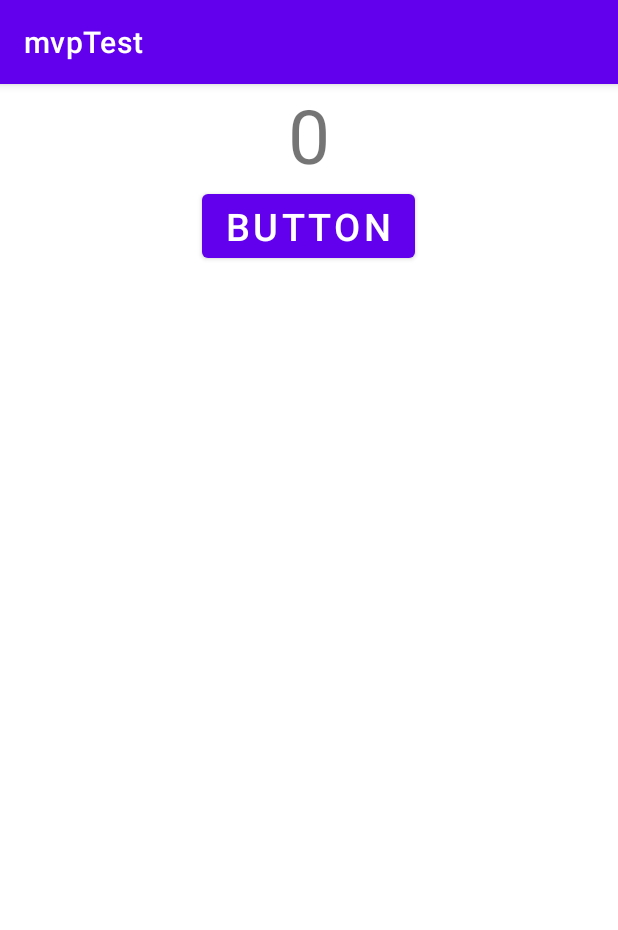
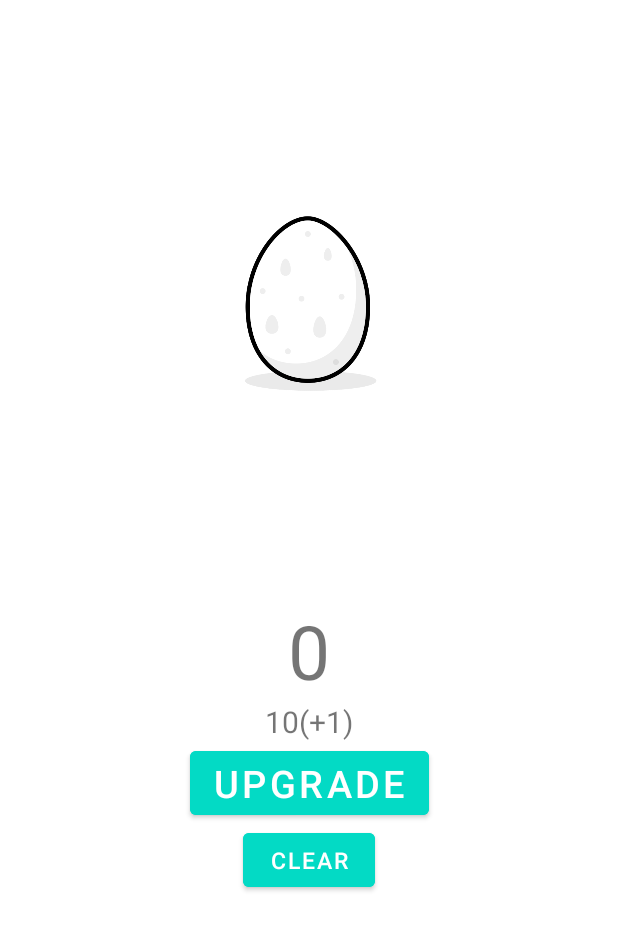
Before and after one commit to hereo0526/KMG_Clicker, an Android app: the screen it shows after launch (MainActivity), on a phone screen of 412 x 824 dp. Shown: the top 930 px of the screen. Run offline under Robolectric (Android 15) with nearby library versions, the phone set to English and light mode, and no system bars.

Commit message:
egg_first_finish

```diff
--- a/AndroidStudioProjects/app/src/main/java/com/example/newapp/view/MainActivity.java
+++ b/AndroidStudioProjects/app/src/main/java/com/example/newapp/view/MainActivity.java
@@ -1,6 +1,7 @@
 package com.example.newapp.view;
 
 import androidx.appcompat.app.AppCompatActivity;
+import androidx.constraintlayout.widget.ConstraintLayout;
 
 import android.os.Bundle;
 import android.view.View;
@@ -14,28 +15,86 @@ import com.example.newapp.R;
 import com.example.newapp.presenter.MainPresenter;
 
 public class MainActivity extends AppCompatActivity {
+
+    private ImageView image_click;
     private TextView score_text;
+    private TextView double_need;
+    private TextView click_add;
     private Button button_add;
+    private Button button_clear;
+
     MainPresenter presenter = new MainPresenter();
+    Animation animation;
 
     @Override
     protected void onCreate(Bundle savedInstanceState) {
         super.onCreate(savedInstanceState);
         setContentView(R.layout.activity_main);
 
+        image_click = findViewById(R.id.image_click);
         score_text = findViewById(R.id.score_text);
+        double_need = findViewById(R.id.double_need);
+        click_add = findViewById(R.id.click_add);
         button_add = findViewById(R.id.button_add);
+        button_clear = findViewById(R.id.button_clear);
 
+        animation = AnimationUtils.loadAnimation(this, R.anim.pop);
 
+        image_click.setOnClickListener(new View.OnClickListener() {
+            @Override
+            public void onClick(View view) {
+                presenter.addScore();
+                String str_change = Integer.toString(presenter.getScore());
+                setTextScore(str_change);
+                image_click.startAnimation(animation);
+            }
+        });
         button_add.setOnClickListener(new View.OnClickListener() {
             @Override
             public void onClick(View view) {
-                String newString = presenter.changeText();
-                showText(newString);
+                if(presenter.getScore() >= presenter.getDoubleNeed()) {
+                    presenter.setScore(presenter.getScore() - presenter.getDoubleNeed());
+                    presenter.addIncrease();
+                    presenter.addDoubleNeed();
+                    setTextAll();
+                    image_click.getLayoutParams().width += 20;
+                    if(image_click.getLayoutParams().width >= 400)
+                    {
+                        image_click.setImageResource(R.drawable.buhwa);
+                        image_click.getLayoutParams().width += 100;
+                    }
+                }
+            }
+        });
+        button_clear.setOnClickListener(new View.OnClickListener() {
+            @Override
+            public void onClick(View view) {
+                presenter.setScore(0);
+                presenter.setIncrease(1);
+                presenter.setDoubleNeed(10);
+
+                image_click.getLayoutParams().width = 264;
+                image_click.setImageResource(R.drawable.egg);
+
+                setTextAll();
             }
         });
     }
-    public void showText(String s){
+    public void setTextScore(String s){
         score_text.setText(s);
     }
+    public void setTextIncrease(String s){
+        click_add.setText(s);
+    }
+    public void setTextDoubleNeed(String s){
+        double_need.setText(s);
+    }
+    public void setTextAll(){
+        String str_score = Integer.toString(presenter.getScore());
+        setTextScore(str_score);
+        String str_increase = Integer.toString(presenter.getIncrease());
+        setTextIncrease("("+'+'+str_increase+')');
+        String str_doubleNeed = Integer.toString(presenter.getDoubleNeed());
+        setTextDoubleNeed(str_doubleNeed);
+    }
 }
--- /dev/null
+++ b/AndroidStudioProjects/app/src/main/res/anim/pop.xml
@@ -0,0 +1,13 @@
+<?xml version="1.0" encoding="utf-8"?>
+<set xmlns:android="http://schemas.android.com/apk/res/android">
+    <rotate
+        android:interpolator="@android:anim/linear_interpolator"
+        android:pivotX="50%"
+        android:pivotY="50%"
+        android:duration="10"
+        android:repeatCount="1"
+        android:fromDegrees="0"
+        android:toDegrees="5"
+        android:repeatMode="reverse">
+    </rotate>
+</set>
--- a/AndroidStudioProjects/app/src/main/res/layout/activity_main.xml
+++ b/AndroidStudioProjects/app/src/main/res/layout/activity_main.xml
@@ -1,28 +1,85 @@
 <?xml version="1.0" encoding="utf-8"?>
-<LinearLayout
+<androidx.constraintlayout.widget.ConstraintLayout
     xmlns:android="http://schemas.android.com/apk/res/android"
     xmlns:app="http://schemas.android.com/apk/res-auto"
     xmlns:tools="http://schemas.android.com/tools"
     android:layout_width="match_parent"
     android:layout_height="match_parent"
-    tools:context=".view.MainActivity"
-    android:orientation="vertical">
+    android:orientation="vertical"
+    tools:context=".view.MainActivity">
 
+    <ImageView
+        android:id="@+id/image_click"
+        android:layout_width="100dp"
+        android:layout_height="360dp"
+        android:layout_gravity="center"
+        app:layout_constraintBottom_toTopOf="@id/score_text"
+        app:layout_constraintLeft_toLeftOf="parent"
+        app:layout_constraintRight_toRightOf="parent"
+        app:layout_constraintTop_toTopOf="parent"
+        android:layout_margin="20dp"
+        android:src="@drawable/egg"/>
 
     <TextView
         android:id="@+id/score_text"
         android:layout_width="wrap_content"
         android:layout_height="wrap_content"
         android:layout_gravity="center"
+        app:layout_constraintBottom_toTopOf="@id/double_need"
+        app:layout_constraintBottom_toBottomOf="parent"
+        app:layout_constraintLeft_toLeftOf="parent"
+        app:layout_constraintRight_toRightOf="parent"
+        app:layout_constraintTop_toBottomOf="@id/image_click"
         android:text="0"
-        android:textSize="50dp"
-         />
+        android:textSize="50dp"/>
+
+    <TextView
+        android:id="@+id/double_need"
+        android:layout_width="wrap_content"
+        android:layout_height="wrap_content"
+        android:layout_gravity="center"
+        app:layout_constraintLeft_toLeftOf="parent"
+        app:layout_constraintRight_toLeftOf="@id/click_add"
+        app:layout_constraintTop_toBottomOf="@id/score_text"
+        app:layout_constraintHorizontal_chainStyle="packed"
+        android:text="10"
+        android:textSize="20dp"/>
+
+    <TextView
+        android:id="@+id/click_add"
+        android:layout_width="wrap_content"
+        android:layout_height="wrap_content"
+        android:layout_gravity="center"
+        app:layout_constraintRight_toRightOf="parent"
+        app:layout_constraintLeft_toRightOf="@id/double_need"
+        app:layout_constraintTop_toBottomOf="@id/score_text"
+        android:text="(+1)"
+        android:textSize="20dp" />
+
     <Button
         android:id="@+id/button_add"
         android:layout_width="wrap_content"
         android:layout_height="wrap_content"
         android:layout_gravity="center"
-        android:text="button"
-        android:textSize="25dp" />
+        app:layout_constraintBottom_toTopOf="@id/button_clear"
+        app:layout_constraintTop_toBottomOf="@id/click_add"
+        app:layout_constraintLeft_toLeftOf="parent"
+        app:layout_constraintRight_toRightOf="parent"
+        android:backgroundTint="@color/teal_200"
+        android:text="upgrade"
+        android:textSize="25dp"/>
 
-</LinearLayout>
+    <Button
+        android:id="@+id/button_clear"
+        android:layout_width="wrap_content"
+        android:layout_height="wrap_content"
+        android:layout_gravity="center"
+        app:layout_constraintLeft_toLeftOf="parent"
+        app:layout_constraintRight_toRightOf="parent"
+        app:layout_constraintTop_toBottomOf="@id/button_add"
+        android:backgroundTint="@color/teal_200"
+        android:text="clear"
+        android:textAllCaps="true"
+        android:textSize="15dp"/>
+
+</androidx.constraintlayout.widget.ConstraintLayout>
--- a/AndroidStudioProjects/app/src/main/res/values/themes.xml
+++ b/AndroidStudioProjects/app/src/main/res/values/themes.xml
@@ -12,5 +12,6 @@
         <!-- Status bar color. -->
         <item name="android:statusBarColor" tools:targetApi="l">?attr/colorPrimaryVariant</item>
         <!-- Customize your theme here. -->
+        <item name="windowNoTitle">true</item>
     </style>
 </resources>
```
Also changed, not shown: AndroidStudioProjects/app/src/main/java/com/example/newapp/model/MainModel.java (+24 -3 lines), AndroidStudioProjects/app/src/main/java/com/example/newapp/presenter/MainPresenter.java (+28 -6 lines), AndroidStudioProjects/app/src/main/res/drawable-v24/buhwa.png (added), AndroidStudioProjects/app/src/main/res/drawable-v24/egg.png (added), AndroidStudioProjects/app/src/main/res/drawable-v24/pic_touch.png (added), 2 other files.
